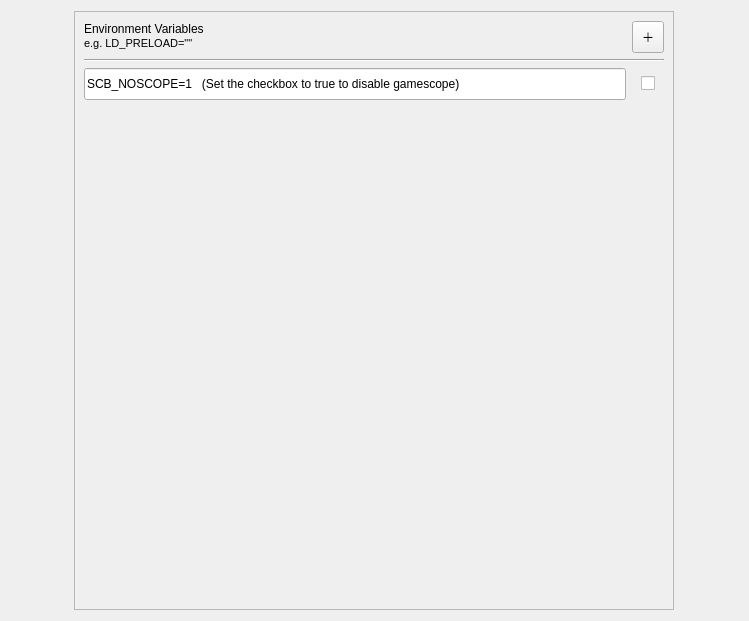
This is src/environment_variables.ui in rfrench3/scopebuddy-gui as Qt 5 draws it before an edit. The edited form follows.
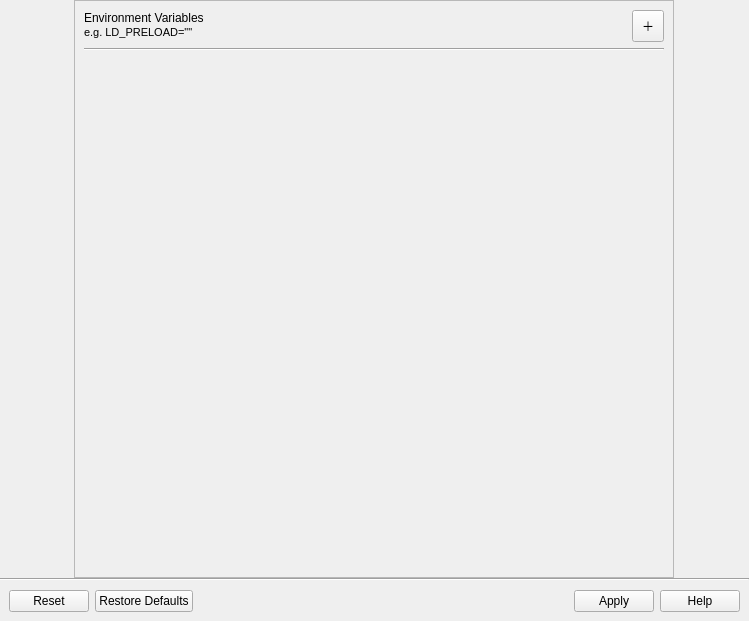
This is the edited form. Icons and pictures are not drawn.

Commit message: Refactor UI and Logic for General Settings and Environment Variables

Diff of the .ui file:
```diff
--- a/src/environment_variables.ui
+++ b/src/environment_variables.ui
@@ -13,7 +13,24 @@
   <property name="windowTitle">
    <string>Form</string>
   </property>
-  <layout class="QHBoxLayout" name="horizontalLayout_4">
+  <layout class="QVBoxLayout" name="verticalLayout">
+   <property name="spacing">
+    <number>0</number>
+   </property>
+   <property name="leftMargin">
+    <number>0</number>
+   </property>
+   <property name="topMargin">
+    <number>0</number>
+   </property>
+   <property name="rightMargin">
+    <number>0</number>
+   </property>
+   <property name="bottomMargin">
+    <number>0</number>
+   </property>
+   <item>
+    <layout class="QHBoxLayout" name="horizontalLayout">
    <item>
     <widget class="QScrollArea" name="variables_list">
      <property name="maximumSize">
@@ -30,8 +47,8 @@
        <rect>
         <x>0</x>
         <y>0</y>
-        <width>596</width>
-        <height>605</height>
+          <width>600</width>
+          <height>570</height>
        </rect>
       </property>
       <layout class="QVBoxLayout" name="verticalLayout_4">
@@ -121,89 +138,6 @@
          </property>
         </widget>
        </item>
-       <item>
-        <widget class="QWidget" name="noscope_container" native="true">
-         <layout class="QHBoxLayout" name="horizontalLayout_3">
-          <property name="leftMargin">
-           <number>0</number>
-          </property>
-          <property name="topMargin">
-           <number>0</number>
-          </property>
-          <property name="rightMargin">
-           <number>0</number>
-          </property>
-          <property name="bottomMargin">
-           <number>0</number>
-          </property>
-          <item>
-           <widget class="QLineEdit" name="lineEdit">
-            <property name="sizePolicy">
-             <sizepolicy hsizetype="Expanding" vsizetype="Preferred">
-              <horstretch>0</horstretch>
-              <verstretch>0</verstretch>
-             </sizepolicy>
-            </property>
-            <property name="text">
-             <string>SCB_NOSCOPE=1   (Set the checkbox to true to disable gamescope)</string>
-            </property>
-            <property name="readOnly">
-             <bool>true</bool>
-            </property>
-           </widget>
-          </item>
-          <item>
-           <widget class="QWidget" name="widget_3" native="true">
-            <property name="sizePolicy">
-             <sizepolicy hsizetype="Fixed" vsizetype="Fixed">
-              <horstretch>0</horstretch>
-              <verstretch>0</verstretch>
-             </sizepolicy>
-            </property>
-            <property name="minimumSize">
-             <size>
-              <width>32</width>
-              <height>32</height>
-             </size>
-            </property>
-            <property name="maximumSize">
-             <size>
-              <width>32</width>
-              <height>32</height>
-             </size>
-            </property>
-            <layout class="QGridLayout" name="gridLayout">
-             <property name="leftMargin">
-              <number>0</number>
-             </property>
-             <property name="topMargin">
-              <number>0</number>
-             </property>
-             <property name="rightMargin">
-              <number>0</number>
-             </property>
-             <property name="bottomMargin">
-              <number>0</number>
-             </property>
-             <item row="0" column="0">
-              <widget class="QCheckBox" name="scb_noscope">
-               <property name="sizePolicy">
-                <sizepolicy hsizetype="Fixed" vsizetype="Fixed">
-                 <horstretch>0</horstretch>
-                 <verstretch>0</verstretch>
-                </sizepolicy>
-               </property>
-               <property name="text">
-                <string/>
-               </property>
-              </widget>
-             </item>
-            </layout>
-           </widget>
-          </item>
-         </layout>
-        </widget>
-       </item>
        <item>
         <widget class="QWidget" name="additional_entries" native="true">
          <layout class="QVBoxLayout" name="verticalLayout_5">
@@ -240,6 +174,37 @@
        </item>
       </layout>
      </widget>
+      </widget>
+     </item>
+    </layout>
+   </item>
+   <item>
+    <widget class="Line" name="line_2">
+     <property name="orientation">
+      <enum>Qt::Orientation::Horizontal</enum>
+     </property>
+    </widget>
+   </item>
+   <item>
+    <widget class="QWidget" name="widget_4" native="true">
+     <property name="sizePolicy">
+      <sizepolicy hsizetype="Preferred" vsizetype="Maximum">
+       <horstretch>0</horstretch>
+       <verstretch>0</verstretch>
+      </sizepolicy>
+     </property>
+     <layout class="QVBoxLayout" name="verticalLayout_6">
+      <item>
+       <widget class="QDialogButtonBox" name="buttonBox">
+        <property name="orientation">
+         <enum>Qt::Orientation::Horizontal</enum>
+        </property>
+        <property name="standardButtons">
+         <set>QDialogButtonBox::StandardButton::Apply|QDialogButtonBox::StandardButton::Help|QDialogButtonBox::StandardButton::Reset|QDialogButtonBox::StandardButton::RestoreDefaults</set>
+        </property>
+       </widget>
+      </item>
+     </layout>
     </widget>
    </item>
   </layout>
```
Lines whose indentation alone changed are shown as unchanged. The commit also changes 10 other files.
